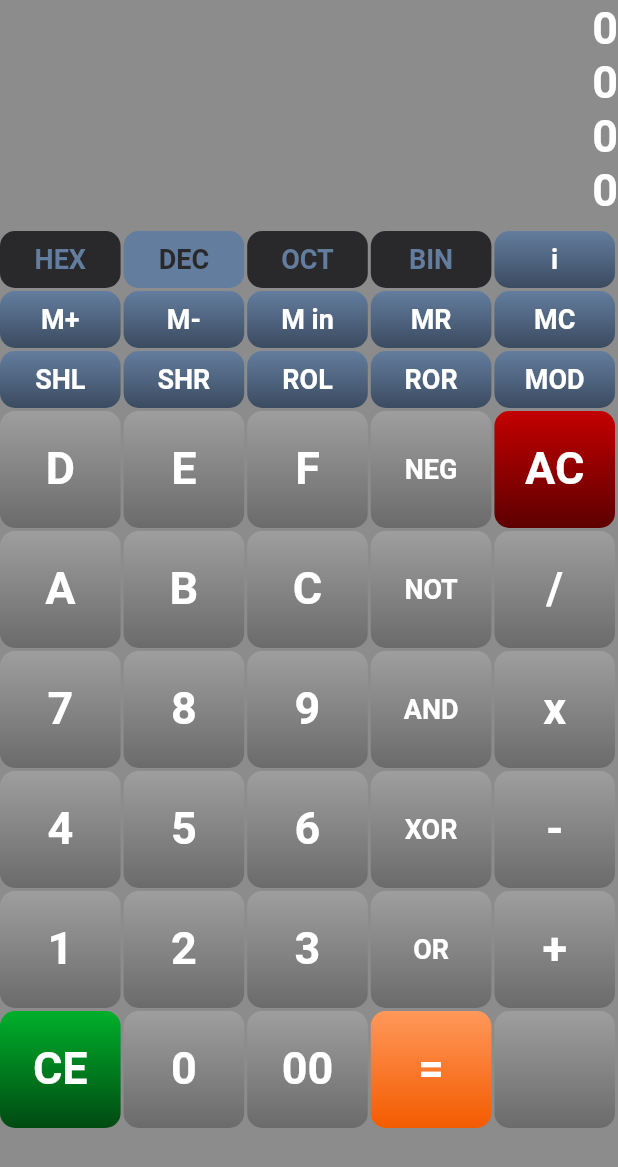
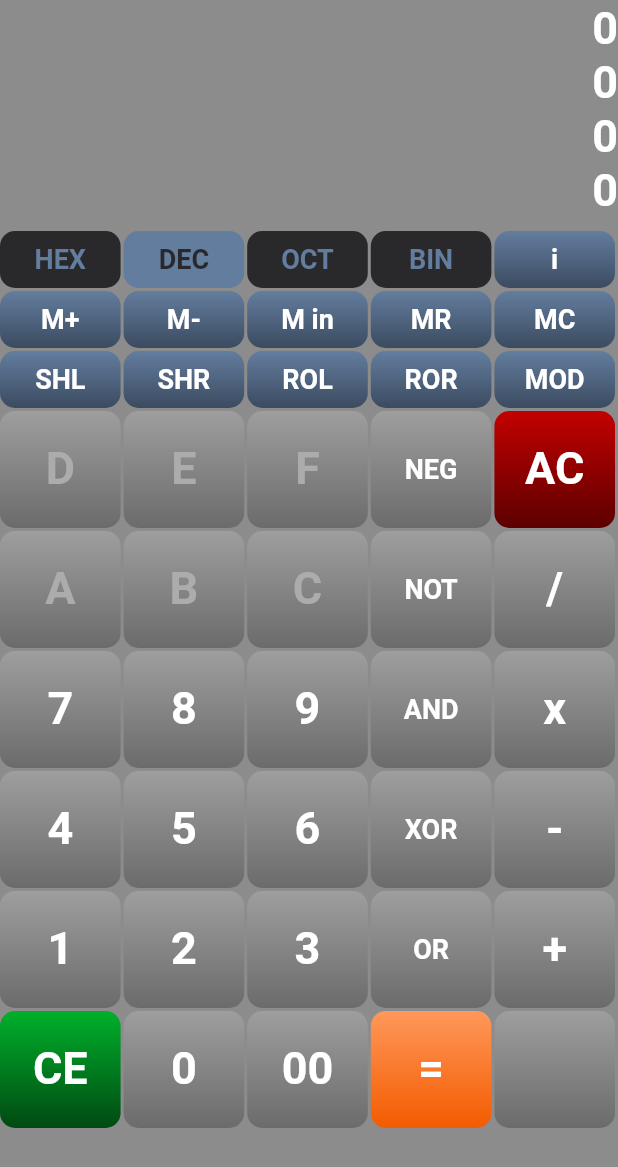
Before and after one commit to alpiepho/hexcalc_tn, a Flutter app: the screen it shows after launch, on a phone screen of 412 x 824 dp. Shown: the top 1167 px of the screen. Run offline on Flutter 3.47's test engine with Material 2 defaults, Android fonts, the light colour scheme and no system bars.

Commit message:
added disabled

```diff
--- a/lib/components/calc_button.dart
+++ b/lib/components/calc_button.dart
@@ -23,6 +23,7 @@ class CalcButton extends StatelessWidget {
     required this.margin,
     required this.portrait,
     this.gradient = true,
+    this.disabled = false,
     this.cardChild,
     this.onPress});
 
@@ -30,6 +31,7 @@ class CalcButton extends StatelessWidget {
   final EdgeInsets margin;
   final bool portrait;
   final bool gradient;
+  final bool disabled;
   final Widget? cardChild;
   final Function? onPress;
 
@@ -44,8 +46,12 @@ class CalcButton extends StatelessWidget {
           margin: margin,
           width: double.infinity,
           decoration: BoxDecoration(
-            //color: color,
-            borderRadius: BorderRadius.circular(10.0),
+            borderRadius: BorderRadius.only(
+              topRight: Radius.circular(10),
+              topLeft: Radius.circular(10),
+              bottomLeft: Radius.circular(10),
+              bottomRight: Radius.circular(10),
+            ),
             gradient: LinearGradient(
               begin: Alignment.topCenter,
               end: Alignment.bottomCenter,
--- a/lib/constants.dart
+++ b/lib/constants.dart
@@ -47,32 +47,19 @@ const kSettingsTextEditStyle = TextStyle(
 //   rockSalt,
 // }
 
-const kResultTextStyle_system = TextStyle(
+const kResultTextStyle = TextStyle(
   fontSize: 30,
   color: Colors.white,
   fontWeight: FontWeight.bold,
   height: 1.2,
 );
 
-// red
-// #C30000
-
-// blue
-// #637D9E
-
-// green
-// #00B02B
-
-// orange
-// #FF985A
-
-
-
 const kBlueColor = Color(0xFF637D9E);
 const kRedColor = Color(0xFFC30000);
 const kGreenColor = Color(0xFF00B02B);
 const kOrangeColor = Color(0xFFFF985A);
 const kDarkColor = Color(0xFFF29292C);
+const kLightColor = Color(0xFFACACAC);
 
 const kLabelTextStyle = TextStyle(
   fontSize: 18.0,
--- a/lib/engine.dart
+++ b/lib/engine.dart
@@ -1,16 +1,5 @@
 import 'package:flutter/material.dart';
 import 'package:hexcalc_tn/constants.dart';
-
-
-
-class User {
-
-  String name;
-  int age;
-  String home;
-
-  User(this.name, this.age, {this.home = 'Earth'});
-}
 
 
 class Cell {
@@ -19,6 +8,7 @@ class Cell {
   bool halfHeight;
   Color background;
   bool gradient;
+  bool disabled;
   // int spanCount = 1;
   // int outlineCount = 0;
 
@@ -29,6 +19,7 @@ class Cell {
       this.halfHeight = false,
       this.background = Colors.grey,
       this.gradient = true,
+      this.disabled = false,
     }
   );
 
@@ -96,16 +87,16 @@ class Engine {
     grid[row][col] = new Cell(label: "MOD", style: kLabelTextStyle, halfHeight: true, background: kBlueColor); col++;
     row++;
     col = 0;
-    grid[row][col] = new Cell(label: "D"); col++;
-    grid[row][col] = new Cell(label: "E"); col++;
-    grid[row][col] = new Cell(label: "F"); col++;
+    grid[row][col] = new Cell(label: "D", disabled: true); col++;
+    grid[row][col] = new Cell(label: "E", disabled: true); col++;
+    grid[row][col] = new Cell(label: "F", disabled: true); col++;
     grid[row][col] = new Cell(label: "NEG", style: kLabelTextStyle); col++;
     grid[row][col] = new Cell(label: "AC", background: kRedColor); col++;
     row++;
     col = 0;
-    grid[row][col] = new Cell(label: "A"); col++;
-    grid[row][col] = new Cell(label: "B"); col++;
-    grid[row][col] = new Cell(label: "C"); col++;
+    grid[row][col] = new Cell(label: "A", disabled: true); col++;
+    grid[row][col] = new Cell(label: "B", disabled: true); col++;
+    grid[row][col] = new Cell(label: "C", disabled: true); col++;
     grid[row][col] = new Cell(label: "NOT", style: kLabelTextStyle); col++;
     grid[row][col] = new Cell(label: "/"); col++;
     row++;
--- a/lib/screens/calculator_page.dart
+++ b/lib/screens/calculator_page.dart
@@ -359,22 +359,22 @@ class _CalculatorPageState extends State<CalculatorPage> {
     // ));
     colWidgets.add(Text(
       "0",
-      style: kResultTextStyle_system,
+      style: kResultTextStyle,
       textAlign: TextAlign.end,
     ));
     colWidgets.add(Text(
       "0",
-      style: kResultTextStyle_system,
+      style: kResultTextStyle,
       textAlign: TextAlign.end,
     ));
     colWidgets.add(Text(
       "0",
-      style: kResultTextStyle_system,
+      style: kResultTextStyle,
       textAlign: TextAlign.end,
     ));
     colWidgets.add(Text(
       "0",
-      style: kResultTextStyle_system,
+      style: kResultTextStyle,
       textAlign: TextAlign.end,
     ));
     colWidgets.add(SizedBox(
@@ -386,6 +386,10 @@ class _CalculatorPageState extends State<CalculatorPage> {
       for (var j=0; j < this._engine.getCols(); j++) {
         var label = this._engine.getLabel(i, j);
         var style = this._engine.getStyle(i, j);
+        var disabled = this._engine.grid[i][j].disabled;
+        if (disabled) {
+          style = style.copyWith(color: kLightColor);
+        }
         var background = this._engine.grid[i][j].background;
         var gradient = this._engine.grid[i][j].gradient;
         rowWidgets.add(new Expanded(
```
